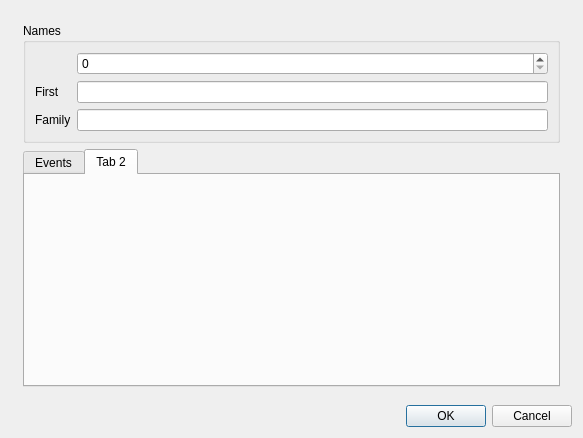
Old version of the form src/ui/editperson.ui in the repository ekaparulin/stammbaum.
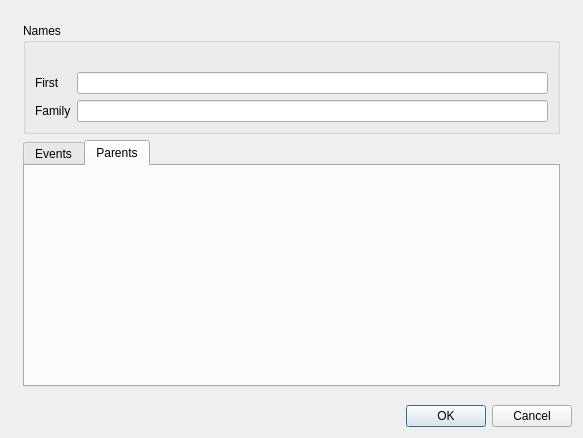
New version of the form. The open tabs and pages were chosen to show the change.

Commit message: Adding parent selection, changed to UUID

Patch:
```diff
--- a/src/ui/editperson.ui
+++ b/src/ui/editperson.ui
@@ -47,7 +47,7 @@
         </sizepolicy>
        </property>
        <property name="currentIndex">
-        <number>0</number>
+        <number>1</number>
        </property>
        <widget class="QWidget" name="eventsTab">
         <attribute name="title">
@@ -68,10 +68,24 @@
          </property>
         </layout>
        </widget>
-       <widget class="QWidget" name="tab_2">
+       <widget class="QWidget" name="parentsTab">
         <attribute name="title">
-         <string>Tab 2</string>
+         <string>Parents</string>
         </attribute>
+        <layout class="QVBoxLayout" name="parentsTabLayout">
+         <property name="leftMargin">
+          <number>0</number>
+         </property>
+         <property name="topMargin">
+          <number>0</number>
+         </property>
+         <property name="rightMargin">
+          <number>0</number>
+         </property>
+         <property name="bottomMargin">
+          <number>0</number>
+         </property>
+        </layout>
        </widget>
       </widget>
      </item>
@@ -81,6 +95,12 @@
         <string>Names</string>
        </property>
        <layout class="QGridLayout" name="gridLayout_6">
+        <item row="2" column="1">
+         <widget class="QLineEdit" name="familyName"/>
+        </item>
+        <item row="1" column="1">
+         <widget class="QLineEdit" name="firstName"/>
+        </item>
         <item row="2" column="0">
          <widget class="QLabel" name="label_3">
           <property name="text">
@@ -88,9 +108,6 @@
           </property>
          </widget>
         </item>
-        <item row="2" column="1">
-         <widget class="QLineEdit" name="familyName"/>
-        </item>
         <item row="1" column="0">
          <widget class="QLabel" name="label_2">
           <property name="text">
@@ -98,11 +115,12 @@
           </property>
          </widget>
         </item>
-        <item row="1" column="1">
-         <widget class="QLineEdit" name="firstName"/>
-        </item>
-        <item row="0" column="1">
-         <widget class="QSpinBox" name="id"/>
+        <item row="0" column="0">
+         <widget class="QLabel" name="id">
+          <property name="text">
+           <string/>
+          </property>
+         </widget>
         </item>
        </layout>
       </widget>
```
The commit also changes 19 other files.
